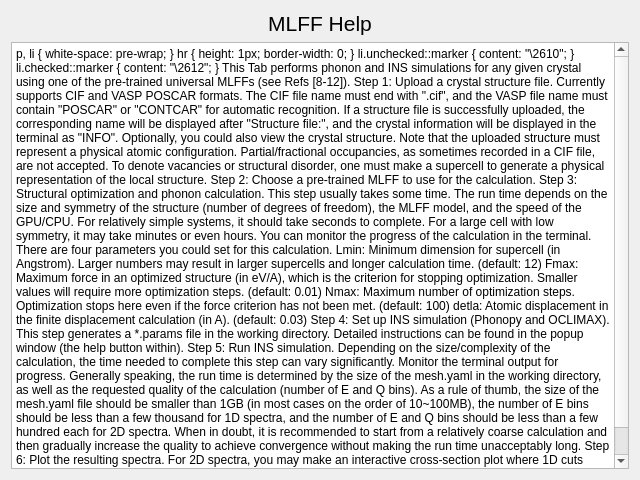
This is src/inspired/gui/help_mlff.ui in neutrons/inspired as Qt 5 draws it before an edit. The edited form follows.
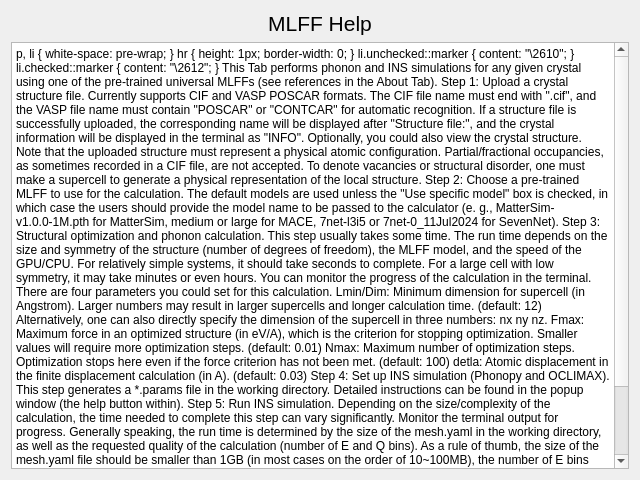
This is the edited form.

Commit message:
new dft database and mlff with new interface (#8)
* new dft database and mlff

* Update config

* updated DFT help

* include nac in dispersion

* allow manual sc dim in mlff

* fix reference

* pip flags and url for torch related packages

* github actions and pyproject updated based on the pip dependencies changes

---------

```diff
--- a/src/inspired/gui/help_mlff.ui
+++ b/src/inspired/gui/help_mlff.ui
@@ -31,15 +31,15 @@
 li.unchecked::marker { content: &quot;\2610&quot;; }
 li.checked::marker { content: &quot;\2612&quot;; }
 &lt;/style&gt;&lt;/head&gt;&lt;body style=&quot; font-family:'Segoe UI'; font-size:9pt; font-weight:400; font-style:normal;&quot;&gt;
-&lt;p style=&quot; margin-top:0px; margin-bottom:0px; margin-left:0px; margin-right:0px; -qt-block-indent:0; text-indent:0px;&quot;&gt;&lt;span style=&quot; font-size:12pt;&quot;&gt;This Tab performs phonon and INS simulations for any given crystal using one of the pre-trained universal MLFFs (see Refs [8-12]). &lt;/span&gt;&lt;/p&gt;
+&lt;p style=&quot; margin-top:0px; margin-bottom:0px; margin-left:0px; margin-right:0px; -qt-block-indent:0; text-indent:0px;&quot;&gt;&lt;span style=&quot; font-size:12pt;&quot;&gt;This Tab performs phonon and INS simulations for any given crystal using one of the pre-trained universal MLFFs (see references in the About Tab). &lt;/span&gt;&lt;/p&gt;
 &lt;p style=&quot;-qt-paragraph-type:empty; margin-top:0px; margin-bottom:0px; margin-left:0px; margin-right:0px; -qt-block-indent:0; text-indent:0px; font-size:12pt;&quot;&gt;&lt;br /&gt;&lt;/p&gt;
 &lt;p style=&quot; margin-top:0px; margin-bottom:0px; margin-left:0px; margin-right:0px; -qt-block-indent:0; text-indent:0px;&quot;&gt;&lt;span style=&quot; font-size:12pt;&quot;&gt;Step 1: Upload a crystal structure file. Currently supports CIF and VASP POSCAR formats. The CIF file name must end with &amp;quot;.cif&amp;quot;, and the VASP file name must contain &amp;quot;POSCAR&amp;quot; or &amp;quot;CONTCAR&amp;quot; for automatic recognition. If a structure file is successfully uploaded, the corresponding name will be displayed after &amp;quot;Structure file:&amp;quot;, and the crystal information will be displayed in the terminal as &amp;quot;INFO&amp;quot;. Optionally, you could also view the crystal structure. Note that the uploaded structure must represent a physical atomic configuration. Partial/fractional occupancies, as sometimes recorded in a CIF file, are not accepted. To denote vacancies or structural disorder, one must make a supercell to generate a physical representation of the local structure.&lt;/span&gt;&lt;/p&gt;
 &lt;p style=&quot;-qt-paragraph-type:empty; margin-top:0px; margin-bottom:0px; margin-left:0px; margin-right:0px; -qt-block-indent:0; text-indent:0px; font-size:12pt;&quot;&gt;&lt;br /&gt;&lt;/p&gt;
-&lt;p style=&quot; margin-top:0px; margin-bottom:0px; margin-left:0px; margin-right:0px; -qt-block-indent:0; text-indent:0px;&quot;&gt;&lt;span style=&quot; font-size:12pt;&quot;&gt;Step 2: Choose a pre-trained MLFF to use for the calculation.&lt;/span&gt;&lt;/p&gt;
+&lt;p style=&quot; margin-top:0px; margin-bottom:0px; margin-left:0px; margin-right:0px; -qt-block-indent:0; text-indent:0px;&quot;&gt;&lt;span style=&quot; font-size:12pt;&quot;&gt;Step 2: Choose a pre-trained MLFF to use for the calculation. The default models are used unless the &amp;quot;Use specific model&amp;quot; box is checked, in which case the users should provide the model name to be passed to the calculator (e. g., MatterSim-v1.0.0-1M.pth for MatterSim, medium or large for MACE, 7net-l3i5 or 7net-0_11Jul2024 for SevenNet).&lt;/span&gt;&lt;/p&gt;
 &lt;p style=&quot;-qt-paragraph-type:empty; margin-top:0px; margin-bottom:0px; margin-left:0px; margin-right:0px; -qt-block-indent:0; text-indent:0px; font-size:12pt;&quot;&gt;&lt;br /&gt;&lt;/p&gt;
 &lt;p style=&quot; margin-top:0px; margin-bottom:0px; margin-left:0px; margin-right:0px; -qt-block-indent:0; text-indent:0px;&quot;&gt;&lt;span style=&quot; font-size:12pt;&quot;&gt;Step 3: Structural optimization and phonon calculation. This step usually takes some time. The run time depends on the size and symmetry of the structure (number of degrees of freedom), the MLFF model, and the speed of the GPU/CPU. For relatively simple systems, it should take seconds to complete. For a large cell with low symmetry, it may take minutes or even hours. You can monitor the progress of the calculation in the terminal. There are four parameters you could set for this calculation.&lt;/span&gt;&lt;/p&gt;
 &lt;p style=&quot;-qt-paragraph-type:empty; margin-top:0px; margin-bottom:0px; margin-left:0px; margin-right:0px; -qt-block-indent:0; text-indent:0px; font-size:12pt;&quot;&gt;&lt;br /&gt;&lt;/p&gt;
-&lt;p style=&quot; margin-top:0px; margin-bottom:0px; margin-left:0px; margin-right:0px; -qt-block-indent:0; text-indent:0px;&quot;&gt;&lt;span style=&quot; font-size:12pt;&quot;&gt;Lmin: Minimum dimension for supercell (in Angstrom). Larger numbers may result in larger supercells and longer calculation time. (default: 12)&lt;/span&gt;&lt;/p&gt;
+&lt;p style=&quot; margin-top:0px; margin-bottom:0px; margin-left:0px; margin-right:0px; -qt-block-indent:0; text-indent:0px;&quot;&gt;&lt;span style=&quot; font-size:12pt;&quot;&gt;Lmin/Dim: Minimum dimension for supercell (in Angstrom). Larger numbers may result in larger supercells and longer calculation time. (default: 12) Alternatively, one can also directly specify the dimension of the supercell in three numbers: nx ny nz.&lt;/span&gt;&lt;/p&gt;
 &lt;p style=&quot;-qt-paragraph-type:empty; margin-top:0px; margin-bottom:0px; margin-left:0px; margin-right:0px; -qt-block-indent:0; text-indent:0px; font-size:12pt;&quot;&gt;&lt;br /&gt;&lt;/p&gt;
 &lt;p style=&quot; margin-top:0px; margin-bottom:0px; margin-left:0px; margin-right:0px; -qt-block-indent:0; text-indent:0px;&quot;&gt;&lt;span style=&quot; font-size:12pt;&quot;&gt;Fmax: Maximum force in an optimized structure (in eV/A), which is the criterion for stopping optimization. Smaller values will require more optimization steps. (default: 0.01)&lt;/span&gt;&lt;/p&gt;
 &lt;p style=&quot;-qt-paragraph-type:empty; margin-top:0px; margin-bottom:0px; margin-left:0px; margin-right:0px; -qt-block-indent:0; text-indent:0px; font-size:12pt;&quot;&gt;&lt;br /&gt;&lt;/p&gt;
```
The commit also changes 31 other files.
